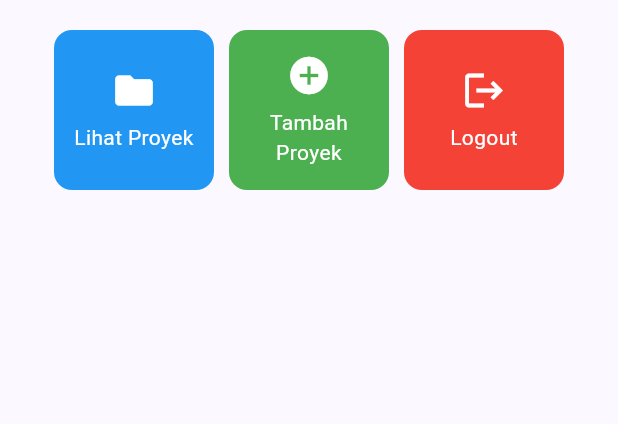
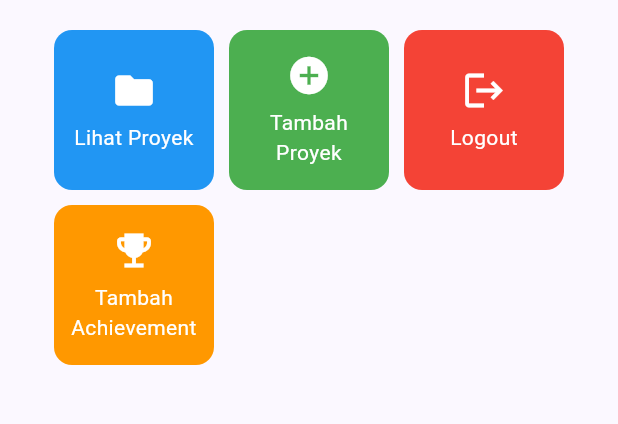
Before and after one commit to khansanathania/myportofolio_mobile, a Flutter app: the screen it shows after launch, on a phone screen of 412 x 824 dp, the part 387-811 px from its top. Run offline on Flutter 3.47's test engine with Material 3 defaults, Android fonts, the phone set to English and light mode, and no system bars; our stand-ins replace material_ui.

Commit message:
feat: add achievement card to home and make home page scrollable

```diff
--- a/lib/screens/menu.dart
+++ b/lib/screens/menu.dart
@@ -15,6 +15,7 @@ class MyHomePage extends StatelessWidget {
     ItemHomepage("Lihat Proyek", Icons.folder, Colors.blue),
     ItemHomepage("Tambah Proyek", Icons.add_circle, Colors.green),
     ItemHomepage("Logout", Icons.logout, Colors.red),
+    ItemHomepage("Tambah Achievement", Icons.emoji_events, Colors.orange),
   ];
 
   @override
@@ -32,7 +33,8 @@ class MyHomePage extends StatelessWidget {
       ),
       // Body halaman utama dengan padding di sekelilingnya.
       drawer: const LeftDrawer(),
-      body: Padding(
+      body: SingleChildScrollView(
+        child: Padding(
           padding: const EdgeInsets.all(16.0),
           child: Column(
             crossAxisAlignment: CrossAxisAlignment.center,
@@ -66,7 +68,8 @@ class MyHomePage extends StatelessWidget {
 
                     // GridView menampilkan kartu tombol dalam tata letak kisi 3 kolom.
                     GridView.count(
-                    primary: true,
+                      primary: false,
+                      physics: const NeverScrollableScrollPhysics(),
                       padding: const EdgeInsets.all(20),
                       crossAxisSpacing: 10,
                       mainAxisSpacing: 10,
@@ -81,6 +84,7 @@ class MyHomePage extends StatelessWidget {
                 ),
               ),
             ],
+          ),
         ),
       ),
     );
```
Lines whose indentation alone changed are shown as unchanged.
